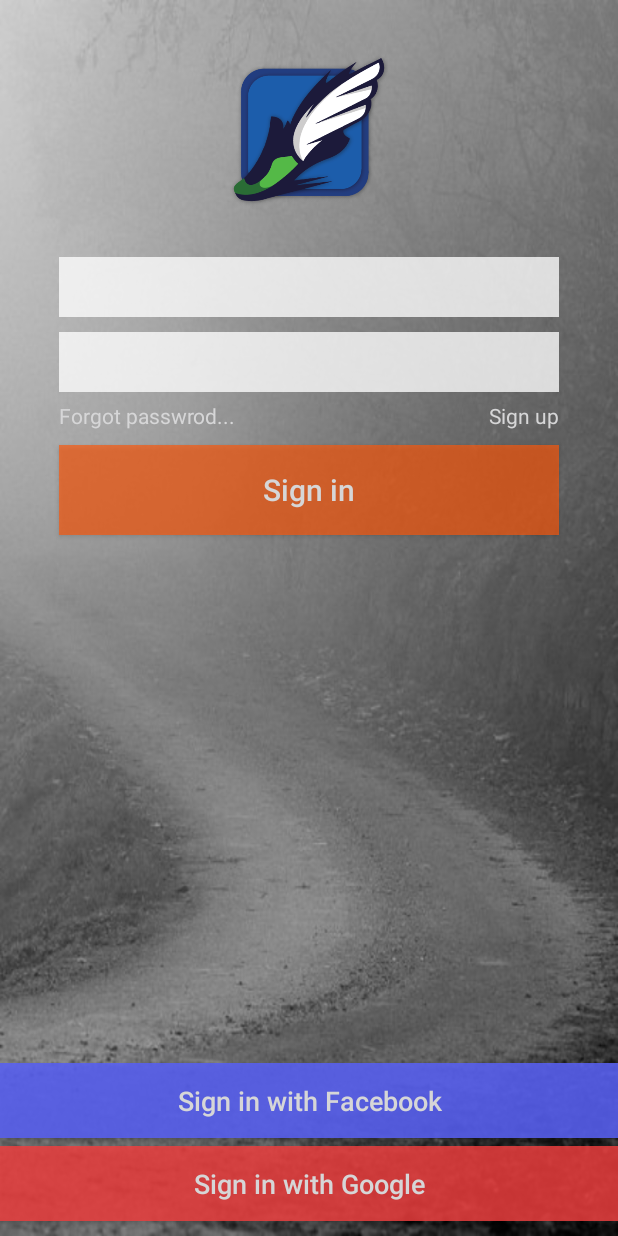
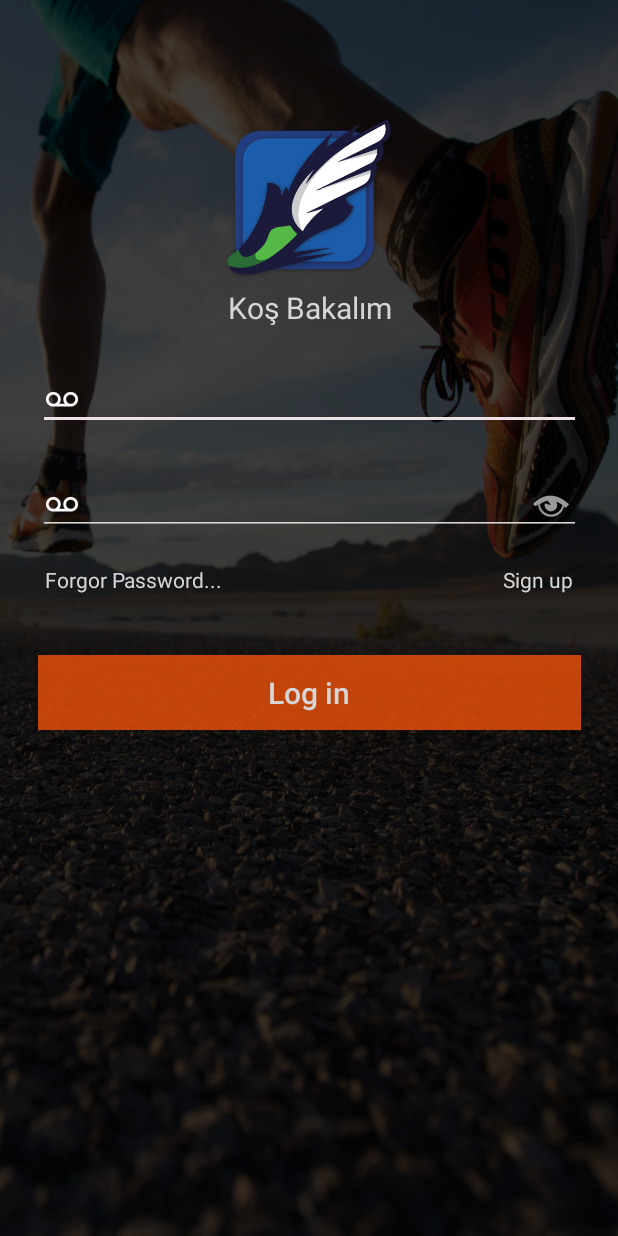
Before and after one commit to ZE0TRON/KosBakalim, an Android app: the login screen opened directly, with no data from a screen before it, on a phone screen of 412 x 824 dp. Run offline under Robolectric (Android 15) with nearby library versions, the phone set to English and light mode, and no system bars.

Commit message:
Login screen new design

```diff
--- a/mobile/src/main/res/layout/activity_login.xml
+++ b/mobile/src/main/res/layout/activity_login.xml
@@ -7,106 +7,227 @@
     android:layout_height="match_parent"
     tools:context="com.kosutakimi.kosbakalim.login.login">
 
-    <RelativeLayout
+    <GridLayout
         android:layout_width="0dp"
         android:layout_height="0dp"
-        android:background="@drawable/koyu"
+        android:background="@drawable/background"
         app:layout_constraintBottom_toBottomOf="parent"
         app:layout_constraintHorizontal_bias="0.0"
         app:layout_constraintLeft_toLeftOf="parent"
         app:layout_constraintRight_toRightOf="parent"
         app:layout_constraintTop_toTopOf="parent"
-        app:layout_constraintVertical_bias="1.0">
+        app:layout_constraintVertical_bias="0.0">
+
+        <LinearLayout
+            android:layout_width="match_parent"
+            android:layout_height="75dp"
+            android:orientation="horizontal">
+
+        </LinearLayout>
+
+        <LinearLayout
+            android:layout_width="match_parent"
+            android:layout_height="116dp"
+            android:layout_column="0"
+            android:layout_row="1"
+            android:orientation="horizontal">
 
             <ImageView
-            android:id="@+id/logo"
-            android:layout_width="120dp"
-            android:layout_height="120dp"
-            android:layout_alignParentTop="true"
-            android:layout_centerHorizontal="true"
-            android:layout_marginTop="27dp"
+                android:id="@+id/imageView"
+                android:layout_width="match_parent"
+                android:layout_height="114dp"
                 app:srcCompat="@drawable/logo" />
+        </LinearLayout>
+
+        <LinearLayout
+            android:layout_width="match_parent"
+            android:layout_height="25dp"
+            android:layout_column="0"
+            android:layout_row="2"
+            android:orientation="horizontal">
+
+            <TextView
+                android:id="@+id/kos"
+                android:layout_width="wrap_content"
+                android:layout_height="wrap_content"
+                android:layout_weight="1"
+                android:text="Koş Bakalım"
+                android:textAlignment="center"
+                android:textColor="@color/ap_white"
+                android:textSize="20sp" />
+        </LinearLayout>
+
+        <LinearLayout
+            android:layout_width="match_parent"
+            android:layout_height="30dp"
+            android:layout_column="0"
+            android:layout_row="3"
+            android:orientation="horizontal">
+
+        </LinearLayout>
+
+        <LinearLayout
+            android:layout_width="match_parent"
+            android:layout_height="40dp"
+            android:layout_column="0"
+            android:layout_row="4"
+            android:orientation="horizontal">
+
+            <LinearLayout
+                android:layout_width="75dp"
+                android:layout_height="40dp"
+                android:layout_weight="1"
+                android:orientation="horizontal"></LinearLayout>
 
             <EditText
-            android:id="@+id/email"
-            android:layout_width="333dp"
+                android:id="@+id/editText4"
+                android:layout_width="match_parent"
                 android:layout_height="40dp"
-            android:layout_alignStart="@+id/sign_in"
-            android:layout_below="@+id/logo"
-            android:layout_marginTop="24dp"
-            android:background="@color/edittext"
+                android:layout_weight="1"
+                android:drawableLeft="@android:drawable/stat_notify_voicemail"
+                android:drawablePadding="10dp"
                 android:ems="10"
-            android:inputType="textEmailAddress" />
+                android:inputType="textEmailAddress"
+                android:typeface="normal" />
+
+            <LinearLayout
+                android:layout_width="75dp"
+                android:layout_height="40dp"
+                android:layout_weight="1"
+                android:orientation="horizontal"></LinearLayout>
+        </LinearLayout>
+
+        <LinearLayout
+            android:layout_width="match_parent"
+            android:layout_height="30dp"
+            android:layout_column="0"
+            android:layout_row="5"
+            android:orientation="horizontal">
+
+        </LinearLayout>
+
+        <LinearLayout
+            android:layout_width="match_parent"
+            android:layout_height="50dp"
+            android:layout_column="0"
+            android:layout_row="6"
+            android:orientation="horizontal">
+
+            <LinearLayout
+                android:layout_width="75dp"
+                android:layout_height="40dp"
+                android:layout_weight="1"
+                android:orientation="horizontal"></LinearLayout>
 
             <EditText
-            android:id="@+id/password"
-            android:layout_width="333dp"
+                android:id="@+id/editText3"
+                android:layout_width="match_parent"
                 android:layout_height="40dp"
-            android:layout_alignStart="@+id/email"
-            android:layout_below="@+id/email"
-            android:layout_marginTop="10dp"
-            android:background="@color/edittext"
+                android:layout_weight="1"
+                android:drawableLeft="@android:drawable/stat_notify_voicemail"
+                android:drawablePadding="10dp"
+                android:drawableRight="@android:drawable/ic_menu_view"
                 android:ems="10"
                 android:inputType="textPassword" />
 
+            <LinearLayout
+                android:layout_width="75dp"
+                android:layout_height="40dp"
+                android:layout_weight="1"
+                android:orientation="horizontal"></LinearLayout>
+        </LinearLayout>
+
+        <LinearLayout
+            android:layout_width="match_parent"
+            android:layout_height="10dp"
+            android:layout_column="0"
+            android:layout_row="7"
+            android:orientation="horizontal">
+
+        </LinearLayout>
+
+        <LinearLayout
+            android:layout_width="match_parent"
+            android:layout_height="50dp"
+            android:layout_column="0"
+            android:layout_row="8"
+            android:orientation="horizontal">
+
+            <LinearLayout
+                android:layout_width="200dp"
+                android:layout_height="25dp"
+                android:orientation="horizontal">
+
+                <TextView
+                    android:id="@+id/textView5"
+                    android:layout_width="200dp"
+                    android:layout_height="25dp"
+                    android:layout_marginLeft="30dp"
+                    android:layout_weight="1"
+                    android:text="Forgor Password..."
+                    android:textColor="@color/ap_white" />
+
+            </LinearLayout>
+
+            <LinearLayout
+                android:layout_width="200dp"
+                android:layout_height="25dp"
+                android:layout_weight="1"
+                android:orientation="horizontal">
+
+                <TextView
+                    android:id="@+id/textView6"
+                    android:layout_width="wrap_content"
+                    android:layout_height="wrap_content"
+                    android:layout_marginRight="30dp"
+                    android:layout_weight="1"
+                    android:text="Sign up"
+                    android:textAlignment="textEnd"
+                    android:textColor="@color/ap_white" />
+            </LinearLayout>
+
+        </LinearLayout>
+
+        <LinearLayout
+            android:layout_width="match_parent"
+            android:layout_height="10dp"
+            android:layout_column="0"
+            android:layout_row="9"
+            android:orientation="horizontal">
+
+        </LinearLayout>
+
+        <LinearLayout
+            android:layout_width="match_parent"
+            android:layout_height="50dp"
+            android:layout_column="0"
+            android:layout_row="10"
+            android:orientation="horizontal">
+
+            <LinearLayout
+                android:layout_width="75dp"
+                android:layout_height="50dp"
+                android:layout_weight="1"
+                android:orientation="horizontal"></LinearLayout>
+
             <Button
-            android:id="@+id/sign_in"
-            android:layout_width="333dp"
-            android:layout_height="60dp"
-            android:layout_below="@+id/forgot_password"
-            android:layout_centerHorizontal="true"
-            android:layout_marginTop="10dp"
+                android:id="@+id/button3"
+                android:layout_width="match_parent"
+                android:layout_height="50dp"
+                android:layout_weight="1"
                 android:background="@color/signinbutton"
-            android:elevation="0dp"
-            android:text="Sign in"
-            android:textColor="@color/ap_white"
+                android:text="Log in"
                 android:textIsSelectable="true"
                 android:textSize="20sp" />
 
-        <Button
-            android:id="@+id/with_facabook"
-            android:layout_width="match_parent"
+            <LinearLayout
+                android:layout_width="75dp"
                 android:layout_height="50dp"
-            android:layout_above="@+id/with_goole"
-            android:layout_alignParentStart="true"
-            android:layout_marginBottom="5dp"
-            android:background="@color/facebookbutton"
-            android:text="Sign in with Facebook"
-            android:textColor="@color/ap_white"
-            android:textIsSelectable="true"
-            android:textSize="18sp" />
+                android:layout_weight="1"
+                android:orientation="horizontal"></LinearLayout>
 
-        <Button
-            android:id="@+id/with_goole"
-            android:layout_width="match_parent"
-            android:layout_height="50dp"
-            android:layout_alignParentBottom="true"
-            android:layout_alignStart="@+id/with_facabook"
-            android:layout_marginBottom="10dp"
-            android:background="@color/googlebutton"
-            android:text="Sign in with Google"
-            android:textColor="@color/ap_white"
-            android:textIsSelectable="true"
-            android:textSize="18sp" />
+        </LinearLayout>
 
-        <TextView
-            android:id="@+id/forgot_password"
-            android:layout_width="wrap_content"
-            android:layout_height="wrap_content"
-            android:layout_alignStart="@+id/sign_in"
-            android:layout_below="@+id/password"
-            android:layout_marginTop="6dp"
-            android:text="Forgot passwrod..."
-            android:textColor="@color/ap_white" />
+    </GridLayout>
 
-        <TextView
-            android:id="@+id/sign_up"
-            android:layout_width="wrap_content"
-            android:layout_height="wrap_content"
-            android:layout_alignEnd="@+id/sign_in"
-            android:layout_alignTop="@+id/forgot_password"
-            android:text="Sign up"
-            android:textColor="@color/ap_white" />
-
-    </RelativeLayout>
 </android.support.constraint.ConstraintLayout>
--- a/mobile/src/main/res/values/colors.xml
+++ b/mobile/src/main/res/values/colors.xml
@@ -2,9 +2,6 @@
 <resources>
     <color name="colorPrimary">#3F51B5</color>
     <color name="colorPrimaryDark">#303F9F</color>
-    <color name="colorAccent">#FF4081</color>
-    <color name="signinbutton">#aaff580a</color>
-    <color name="edittext">#c5ffffff</color>
-    <color name="facebookbutton">#e05860f2</color>
-    <color name="googlebutton">#d6ed3e3e</color>
+    <color name="colorAccent">#ede1e5</color>
+    <color name="signinbutton">#beff580a</color>
 </resources>
--- a/mobile/src/main/res/values/styles.xml
+++ b/mobile/src/main/res/values/styles.xml
@@ -6,6 +6,10 @@
         <item name="colorPrimary">@color/colorPrimary</item>
         <item name="colorPrimaryDark">@color/colorPrimaryDark</item>
         <item name="colorAccent">@color/colorAccent</item>
+        <item name="android:colorForeground">@color/foreground_material_light</item>
+        <item name="android:textColorPrimary">@color/ap_white</item>
+        <item name="android:textColorSecondary">@color/ap_white</item>
+        <item name="android:textColorSecondaryInverse">@color/colorAccent</item>
     </style>
 
 </resources>
```
Also changed, not shown: mobile/src/main/res/drawable/arkaplan.jpg (deleted), mobile/src/main/res/drawable/background.png (added), mobile/src/main/res/drawable/koyu.jpg (deleted), mobile/src/main/res/mipmap-hdpi/ic_launcher.png, mobile/src/main/res/mipmap-mdpi/ic_launcher.png, mobile/src/main/res/mipmap-xhdpi/ic_launcher.png, mobile/src/main/res/mipmap-xxhdpi/ic_launcher.png, mobile/src/main/res/mipmap-xxxhdpi/ic_launcher.png. Lines whose indentation alone changed are shown as unchanged.
